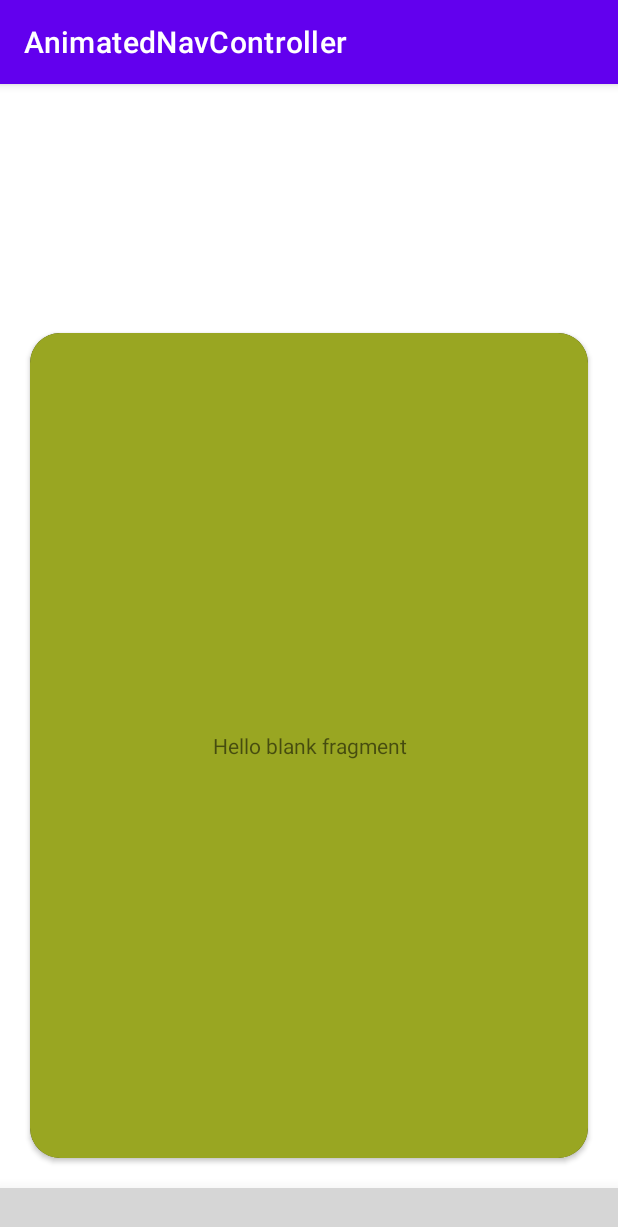
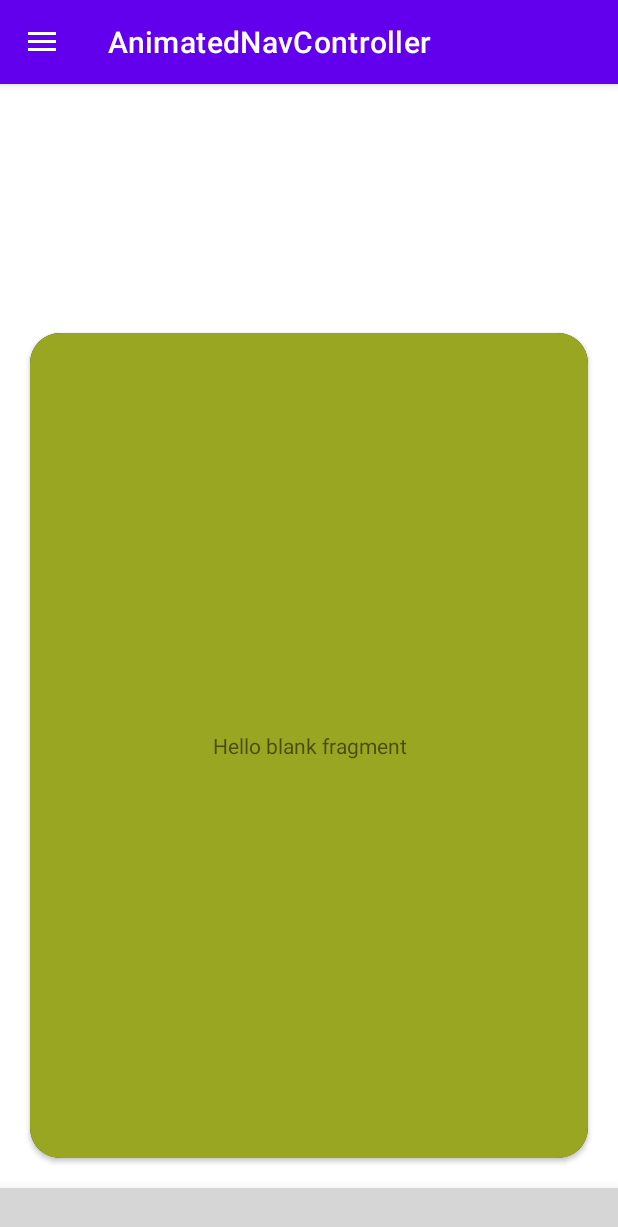
Before and after one commit to shanphyo/AnimatedBottomNavigation, an Android app: the screen it shows after launch (MainActivity), on a phone screen of 412 x 824 dp. Shown: the top 1227 px of the screen. Run offline under Robolectric (Android 15) with nearby library versions, the phone set to English and light mode, and no system bars; libraries missing offline, so code that uses them is left out: nl.joery.animatedbottombar; plain views replace AnimatedBottomBar; 2 statements that could not run were skipped; grey boxes are pictures that could not be loaded.

Commit message:
add navigation drawer

```diff
--- a/app/src/main/java/com/hp/animatednavcontroller/MainActivity.kt
+++ b/app/src/main/java/com/hp/animatednavcontroller/MainActivity.kt
@@ -3,12 +3,19 @@ package com.hp.animatednavcontroller
 import androidx.appcompat.app.AppCompatActivity
 import android.os.Bundle
 import android.util.Log
+import android.view.MenuItem
+import androidx.appcompat.app.ActionBarDrawerToggle
+import androidx.drawerlayout.widget.DrawerLayout
 import androidx.fragment.app.Fragment
 import com.google.android.material.bottomnavigation.BottomNavigationView
+import com.google.android.material.navigation.NavigationView
 import nl.joery.animatedbottombar.AnimatedBottomBar
 
 class MainActivity : AppCompatActivity() {
     lateinit var bottomNav : AnimatedBottomBar
+    lateinit var drawerlayout: DrawerLayout
+    lateinit var actionBarDrawerToggle: ActionBarDrawerToggle
+    lateinit var drawernav:NavigationView
     override fun onCreate(savedInstanceState: Bundle?) {
         super.onCreate(savedInstanceState)
         setContentView(R.layout.activity_main)
@@ -41,31 +48,35 @@ class MainActivity : AppCompatActivity() {
             }
 
         }
+        drawerlayout=findViewById(R.id.my_drawer_layout)
+        actionBarDrawerToggle= ActionBarDrawerToggle(this,drawerlayout, R.string.nav_open, R.string.nav_close)
+        drawerlayout.addDrawerListener(actionBarDrawerToggle)
+        actionBarDrawerToggle.syncState()
 
-//        bottomNav.onTabReselected { item->
-//            var fragment:Fragment
-//            when (item.itemId) {
-//                R.id.it_firstitem -> {
-//                    fragment = FirstFragment()
-//                    loadFragment(fragment)
-//                    true
-//                }
-//                R.id.it_seconditem -> {
-//                    fragment = SecondFragment()
-//                    loadFragment(fragment)
-//                    true
-//
-//                }
-//                R.id.it_thirditem -> {
-//                    fragment = ThirdFragment()
-//                    loadFragment(fragment)
-//                    true
-//
-//                }
-//
-//                else -> false
-//            }
-//        }
+        getSupportActionBar()?.setDisplayHomeAsUpEnabled(true);
+        drawernav=findViewById(R.id.drawer_nav)
+        drawernav.setNavigationItemSelectedListener {
+            when(it.itemId){
+                R.id.item_profile ->{
+                    fragment = FirstFragment()
+                    loadFragment(fragment)
+                    true
+                }
+                R.id.item_setting ->{
+                    fragment = SecondFragment()
+                    loadFragment(fragment)
+                    true
+                }
+                R.id.item_selfinprovment ->{
+                    fragment = ThirdFragment()
+                    loadFragment(fragment)
+                    true
+                }
+
+                else -> {false}
+            }
+        }
+
 
     }
     private  fun loadFragment(fragment: Fragment){
@@ -74,4 +85,12 @@ class MainActivity : AppCompatActivity() {
         transaction.addToBackStack(null)
         transaction.commit()
     }
+
+    override fun onOptionsItemSelected(item: MenuItem): Boolean {
+        if (actionBarDrawerToggle.onOptionsItemSelected(item)) {
+            return true;
+        }
+
+        return super.onOptionsItemSelected(item)
+    }
 }
--- /dev/null
+++ b/app/src/main/res/drawable/ic_baseline_self_improvement_24.xml
@@ -0,0 +1,6 @@
+<vector android:height="24dp" android:tint="#312C2C"
+    android:viewportHeight="24" android:viewportWidth="24"
+    android:width="24dp" xmlns:android="http://schemas.android.com/apk/res/android">
+    <path android:fillColor="@android:color/white" android:pathData="M12,6m-2,0a2,2 0,1 1,4 0a2,2 0,1 1,-4 0"/>
+    <path android:fillColor="@android:color/white" android:pathData="M21,16v-2c-2.24,0 -4.16,-0.96 -5.6,-2.68l-1.34,-1.6C13.68,9.26 13.12,9 12.53,9h-1.05c-0.59,0 -1.15,0.26 -1.53,0.72l-1.34,1.6C7.16,13.04 5.24,14 3,14v2c2.77,0 5.19,-1.17 7,-3.25V15l-3.88,1.55C5.45,16.82 5,17.48 5,18.21C5,19.2 5.8,20 6.79,20H9v-0.5c0,-1.38 1.12,-2.5 2.5,-2.5h3c0.28,0 0.5,0.22 0.5,0.5S14.78,18 14.5,18h-3c-0.83,0 -1.5,0.67 -1.5,1.5V20h7.21C18.2,20 19,19.2 19,18.21c0,-0.73 -0.45,-1.39 -1.12,-1.66L14,15v-2.25C15.81,14.83 18.23,16 21,16z"/>
+</vector>
--- /dev/null
+++ b/app/src/main/res/drawable/profile.xml
@@ -0,0 +1,5 @@
+<vector android:height="24dp" android:tint="#312C2C"
+    android:viewportHeight="24" android:viewportWidth="24"
+    android:width="24dp" xmlns:android="http://schemas.android.com/apk/res/android">
+    <path android:fillColor="@android:color/white" android:pathData="M12,2C6.48,2 2,6.48 2,12s4.48,10 10,10s10,-4.48 10,-10S17.52,2 12,2zM12,6c1.93,0 3.5,1.57 3.5,3.5S13.93,13 12,13s-3.5,-1.57 -3.5,-3.5S10.07,6 12,6zM12,20c-2.03,0 -4.43,-0.82 -6.14,-2.88C7.55,15.8 9.68,15 12,15s4.45,0.8 6.14,2.12C16.43,19.18 14.03,20 12,20z"/>
+</vector>
--- /dev/null
+++ b/app/src/main/res/drawable/setting.xml
@@ -0,0 +1,5 @@
+<vector android:height="24dp" android:tint="#312C2C"
+    android:viewportHeight="24" android:viewportWidth="24"
+    android:width="24dp" xmlns:android="http://schemas.android.com/apk/res/android">
+    <path android:fillColor="@android:color/white" android:pathData="M19.14,12.94c0.04,-0.3 0.06,-0.61 0.06,-0.94c0,-0.32 -0.02,-0.64 -0.07,-0.94l2.03,-1.58c0.18,-0.14 0.23,-0.41 0.12,-0.61l-1.92,-3.32c-0.12,-0.22 -0.37,-0.29 -0.59,-0.22l-2.39,0.96c-0.5,-0.38 -1.03,-0.7 -1.62,-0.94L14.4,2.81c-0.04,-0.24 -0.24,-0.41 -0.48,-0.41h-3.84c-0.24,0 -0.43,0.17 -0.47,0.41L9.25,5.35C8.66,5.59 8.12,5.92 7.63,6.29L5.24,5.33c-0.22,-0.08 -0.47,0 -0.59,0.22L2.74,8.87C2.62,9.08 2.66,9.34 2.86,9.48l2.03,1.58C4.84,11.36 4.8,11.69 4.8,12s0.02,0.64 0.07,0.94l-2.03,1.58c-0.18,0.14 -0.23,0.41 -0.12,0.61l1.92,3.32c0.12,0.22 0.37,0.29 0.59,0.22l2.39,-0.96c0.5,0.38 1.03,0.7 1.62,0.94l0.36,2.54c0.05,0.24 0.24,0.41 0.48,0.41h3.84c0.24,0 0.44,-0.17 0.47,-0.41l0.36,-2.54c0.59,-0.24 1.13,-0.56 1.62,-0.94l2.39,0.96c0.22,0.08 0.47,0 0.59,-0.22l1.92,-3.32c0.12,-0.22 0.07,-0.47 -0.12,-0.61L19.14,12.94zM12,15.6c-1.98,0 -3.6,-1.62 -3.6,-3.6s1.62,-3.6 3.6,-3.6s3.6,1.62 3.6,3.6S13.98,15.6 12,15.6z"/>
+</vector>
--- a/app/src/main/res/layout/activity_main.xml
+++ b/app/src/main/res/layout/activity_main.xml
@@ -1,10 +1,14 @@
 <?xml version="1.0" encoding="utf-8"?>
-<androidx.constraintlayout.widget.ConstraintLayout xmlns:android="http://schemas.android.com/apk/res/android"
+<androidx.drawerlayout.widget.DrawerLayout xmlns:android="http://schemas.android.com/apk/res/android"
     xmlns:app="http://schemas.android.com/apk/res-auto"
     xmlns:tools="http://schemas.android.com/tools"
+    android:id="@+id/my_drawer_layout"
     android:layout_width="match_parent"
     android:layout_height="match_parent"
     tools:context=".MainActivity">
+    <androidx.constraintlayout.widget.ConstraintLayout
+        android:layout_width="match_parent"
+        android:layout_height="match_parent">
         <androidx.cardview.widget.CardView
             android:id="@+id/card_space"
             android:layout_width="match_parent"
@@ -31,3 +35,12 @@
             app:layout_constraintStart_toStartOf="parent" />
 
     </androidx.constraintlayout.widget.ConstraintLayout>
+    <com.google.android.material.navigation.NavigationView
+        android:id="@+id/drawer_nav"
+        android:layout_width="wrap_content"
+        android:layout_height="match_parent"
+        android:layout_gravity="left"
+        app:menu="@menu/drawernavigation" />
+
+
+</androidx.drawerlayout.widget.DrawerLayout>
--- /dev/null
+++ b/app/src/main/res/menu/drawernavigation.xml
@@ -0,0 +1,19 @@
+<?xml version="1.0" encoding="utf-8"?>
+<menu xmlns:android="http://schemas.android.com/apk/res/android">
+    <item
+        android:id="@+id/item_profile"
+        android:title="Profile"
+        android:icon="@drawable/profile"
+        />
+    <item
+        android:id="@+id/item_setting"
+        android:title="Setting"
+        android:icon="@drawable/setting"
+        />
+    <item
+        android:id="@+id/item_selfinprovment"
+        android:title="Self Inprovment"
+        android:icon="@drawable/ic_baseline_self_improvement_24"
+        />
+
+</menu>
--- a/app/src/main/res/values/strings.xml
+++ b/app/src/main/res/values/strings.xml
@@ -2,4 +2,6 @@
     <string name="app_name">AnimatedNavController</string>
     <!-- TODO: Remove or change this placeholder text -->
     <string name="hello_blank_fragment">Hello blank fragment</string>
+    <string name="nav_open">Open</string>
+    <string name="nav_close">Close</string>
 </resources>
```
Lines whose indentation alone changed are shown as unchanged.
